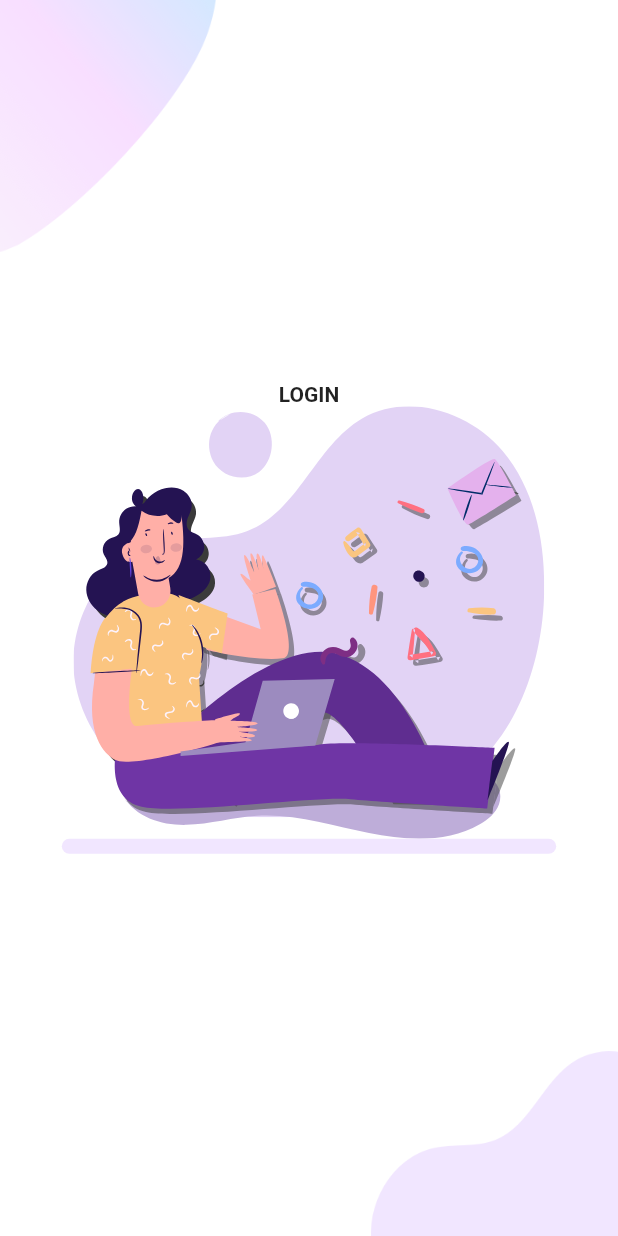
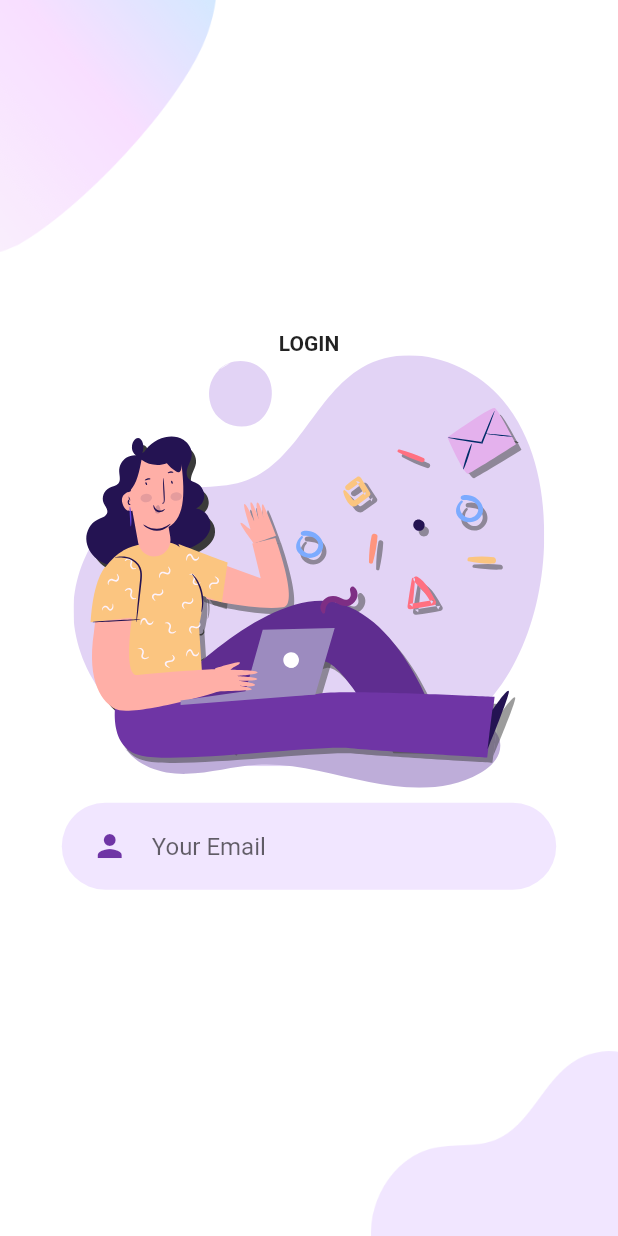
Before and after one commit to PawankumarPK/GamingApp, a Flutter app: the screen it shows after launch, after a tap on "LOGIN", on a phone screen of 412 x 824 dp. Run offline on Flutter 3.47's test engine with Material 2 defaults, Android fonts, the phone set to English and light mode, and no system bars; our stand-ins replace flutter_svg.

Commit message:
email editext added

```diff
--- a/lib/screens/Welcome/login/component/body.dart
+++ b/lib/screens/Welcome/login/component/body.dart
@@ -20,7 +20,17 @@ class Body extends StatelessWidget {
               "assets/icons/login.svg",
               height: size.height * 0.35,
             ),
-            TextFieldContainer()
+            TextFieldContainer(child: TextField(
+            decoration: InputDecoration(
+              icon: Icon(
+                Icons.person,
+                color: kPrimaryColor,
+              ),
+              hintText: "Your Email",
+              border: InputBorder.none
+            ),
+            ),
+            )
           ],
         ),
       ),
@@ -40,6 +50,7 @@ class TextFieldContainer extends StatelessWidget {
   Widget build(BuildContext context) {
     Size size = MediaQuery.of(context).size;
     return Container(
+      margin: EdgeInsets.symmetric(vertical: 10),
       padding: EdgeInsets.symmetric(horizontal: 20, vertical: 5),
       width: size.width * 0.8,
       decoration: BoxDecoration(
```
